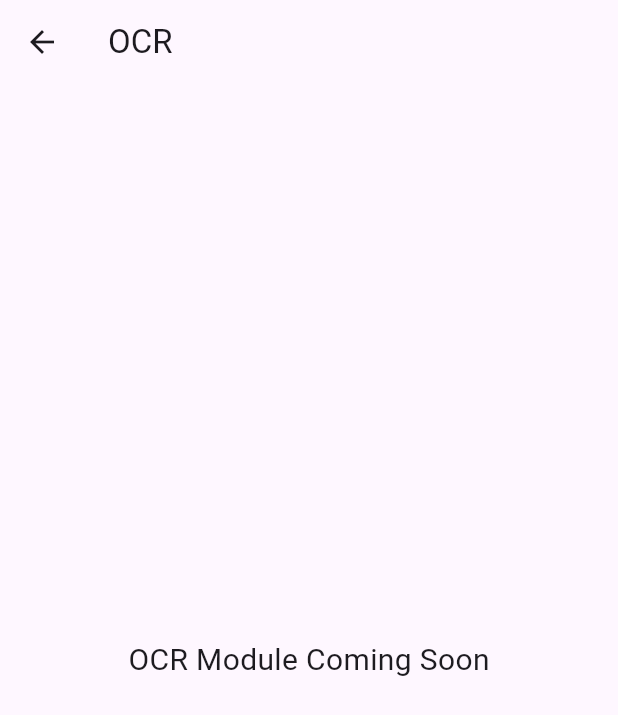
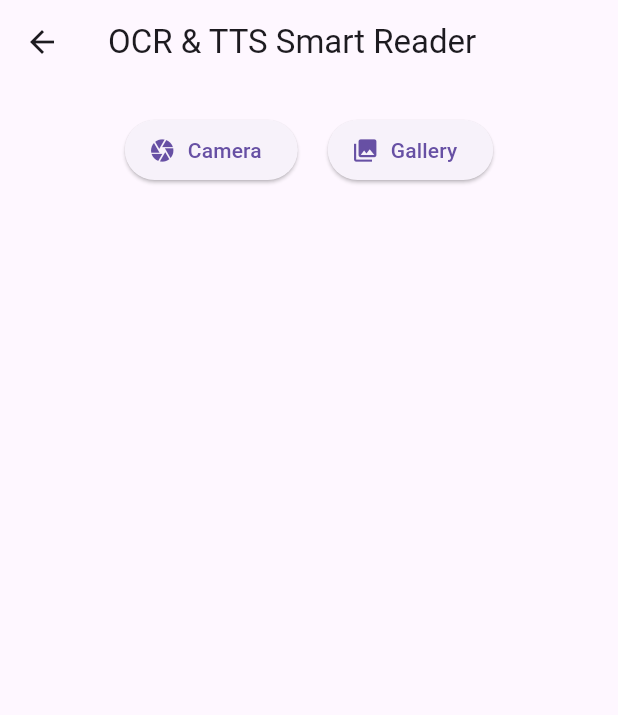
Before and after one commit to PrajwalP-BmsCS/ResQ, a Flutter app: the screen it shows after launch, after a tap on "OCR", on a phone screen of 412 x 824 dp. Shown: the top 715 px of the screen. Run offline on Flutter 3.47's test engine with Material 3 defaults, Android fonts, the phone set to English and light mode, and no system bars; our stand-ins replace camera, flutter_tts, image_picker; missing offline and left inert: google_mlkit_text_recognition.

Commit message:
OCR added

```diff
--- a/lib/pages/home_page.dart
+++ b/lib/pages/home_page.dart
@@ -1,4 +1,5 @@
 import 'package:flutter/material.dart';
+import 'package:req_demo/pages/ocr_ml_kit.dart';
 import 'object_detection.dart';
 import 'dummy_screen.dart';
 import 'package:camera/camera.dart';
@@ -11,7 +12,7 @@ class HomePage extends StatelessWidget {
   Widget build(BuildContext context) {
     final List<Map<String, dynamic>> features = [
       {'title': 'Object Detection', 'route': ObjectDetectionScreen(cameras: cameras)},
-      {'title': 'OCR', 'route': DummyScreen(title: 'OCR')},
+      {'title': 'OCR', 'route': OCRHomePage()},
       {'title': 'Navigation', 'route': DummyScreen(title: 'Navigation')},
       {'title': 'Scene Description', 'route': DummyScreen(title: 'Scene Description')},
     ];
--- /dev/null
+++ b/lib/pages/ocr_ml_kit.dart
@@ -0,0 +1,137 @@
+import 'dart:io';
+import 'package:flutter/material.dart';
+import 'package:image_picker/image_picker.dart';
+import 'package:google_mlkit_text_recognition/google_mlkit_text_recognition.dart';
+import 'package:flutter_tts/flutter_tts.dart';
+
+class OCRHomePage extends StatefulWidget {
+  @override
+  _OCRHomePageState createState() => _OCRHomePageState();
+}
+
+class _OCRHomePageState extends State<OCRHomePage> {
+  String _extractedText = '';
+  File? _selectedImage;
+  final FlutterTts flutterTts = FlutterTts();
+  bool _isSpeaking = false;
+
+  @override
+  void initState() {
+    super.initState();
+    flutterTts.setLanguage("en-IN");
+    flutterTts.setSpeechRate(0.5);
+    flutterTts.setPitch(1.0);
+  }
+
+  Future<void> _pickImage(ImageSource source) async {
+    final picker = ImagePicker();
+    final pickedFile = await picker.pickImage(source: source);
+
+    if (pickedFile == null) return;
+
+    final imageFile = File(pickedFile.path);
+    final inputImage = InputImage.fromFile(imageFile);
+    final textRecognizer = TextRecognizer(script: TextRecognitionScript.latin);
+
+    final RecognizedText recognizedText =
+        await textRecognizer.processImage(inputImage);
+
+    String scannedText = '';
+    for (TextBlock block in recognizedText.blocks) {
+      for (TextLine line in block.lines) {
+        scannedText += line.text + '\n';
+      }
+    }
+
+    setState(() {
+      _selectedImage = imageFile;
+      _extractedText = scannedText;
+    });
+
+    _speakText(scannedText);
+  }
+
+  Future<void> _speakText(String text) async {
+    await flutterTts.speak(text);
+    setState(() => _isSpeaking = true);
+  }
+
+  Future<void> _pauseSpeech() async {
+    await flutterTts.pause();
+    setState(() => _isSpeaking = false);
+  }
+
+  Future<void> _resumeSpeech() async {
+    await flutterTts.speak(_extractedText);
+    setState(() => _isSpeaking = true);
+  }
+
+  @override
+  void dispose() {
+    flutterTts.stop();
+    super.dispose();
+  }
+
+  @override
+  Widget build(BuildContext context) {
+    return Scaffold(
+      appBar: AppBar(title: Text('OCR & TTS Smart Reader')),
+      body: SingleChildScrollView(
+        padding: const EdgeInsets.all(20.0),
+        child: Column(
+          mainAxisAlignment: MainAxisAlignment.center,
+          children: [
+            Row(
+              mainAxisAlignment: MainAxisAlignment.center,
+              children: [
+                ElevatedButton.icon(
+                  onPressed: () => _pickImage(ImageSource.camera),
+                  icon: Icon(Icons.camera),
+                  label: Text('Camera'),
+                ),
+                SizedBox(width: 20),
+                ElevatedButton.icon(
+                  onPressed: () => _pickImage(ImageSource.gallery),
+                  icon: Icon(Icons.photo_library),
+                  label: Text('Gallery'),
+                ),
+              ],
+            ),
+            const SizedBox(height: 20),
+            if (_selectedImage != null)
+              Column(
+                crossAxisAlignment: CrossAxisAlignment.start,
+                children: [
+                  Image.file(_selectedImage!, height: 250),
+                  const SizedBox(height: 20),
+                  Text(
+                    _extractedText,
+                    textAlign: TextAlign.left,
+                    style: TextStyle(fontSize: 16),
+                  ),
+                ],
+              ),
+            const SizedBox(height: 20),
+            if (_extractedText.isNotEmpty)
+              Row(
+                mainAxisAlignment: MainAxisAlignment.center,
+                children: [
+                  ElevatedButton.icon(
+                    onPressed: _isSpeaking ? _pauseSpeech : null,
+                    icon: Icon(Icons.pause),
+                    label: Text('Pause'),
+                  ),
+                  const SizedBox(width: 20),
+                  ElevatedButton.icon(
+                    onPressed: !_isSpeaking ? _resumeSpeech : null,
+                    icon: Icon(Icons.play_arrow),
+                    label: Text('Resume'),
+                  ),
+                ],
+              ),
+          ],
+        ),
+      ),
+    );
+  }
+}
--- a/pubspec.yaml
+++ b/pubspec.yaml
@@ -38,6 +38,7 @@ dependencies:
   camera: ^0.10.5+5
   flutter_tts: ^3.8.5
   path_provider: ^2.1.2
+  google_mlkit_text_recognition: ^0.15.0
 
 dev_dependencies:
   flutter_test:
```
Also changed, not shown: pubspec.lock.
